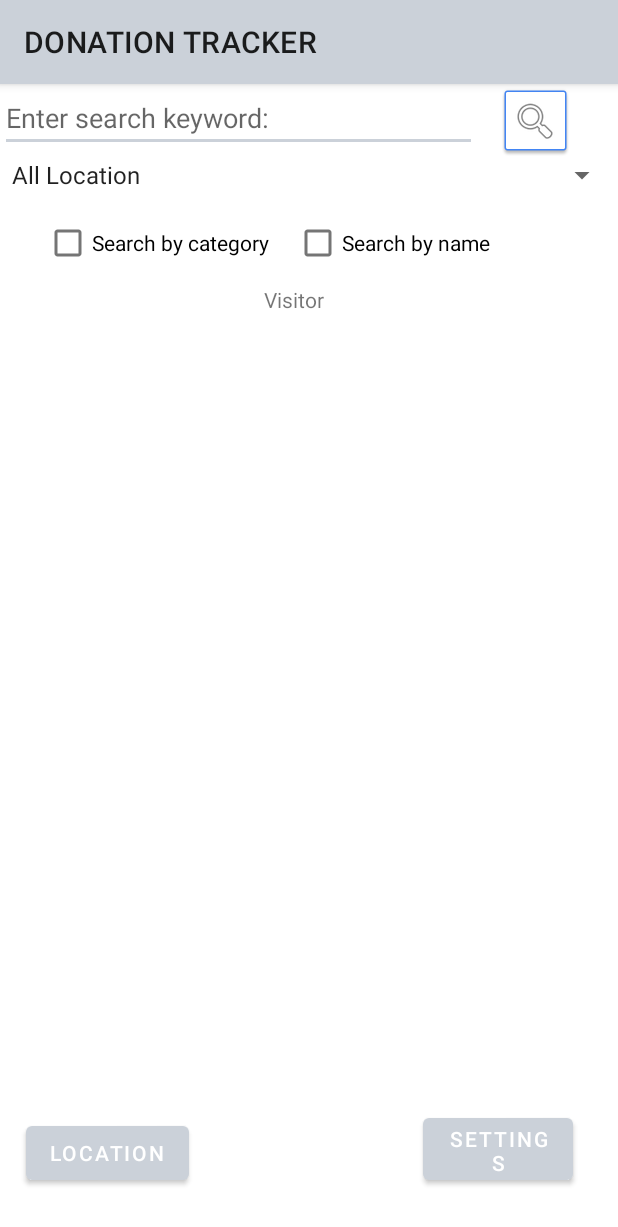
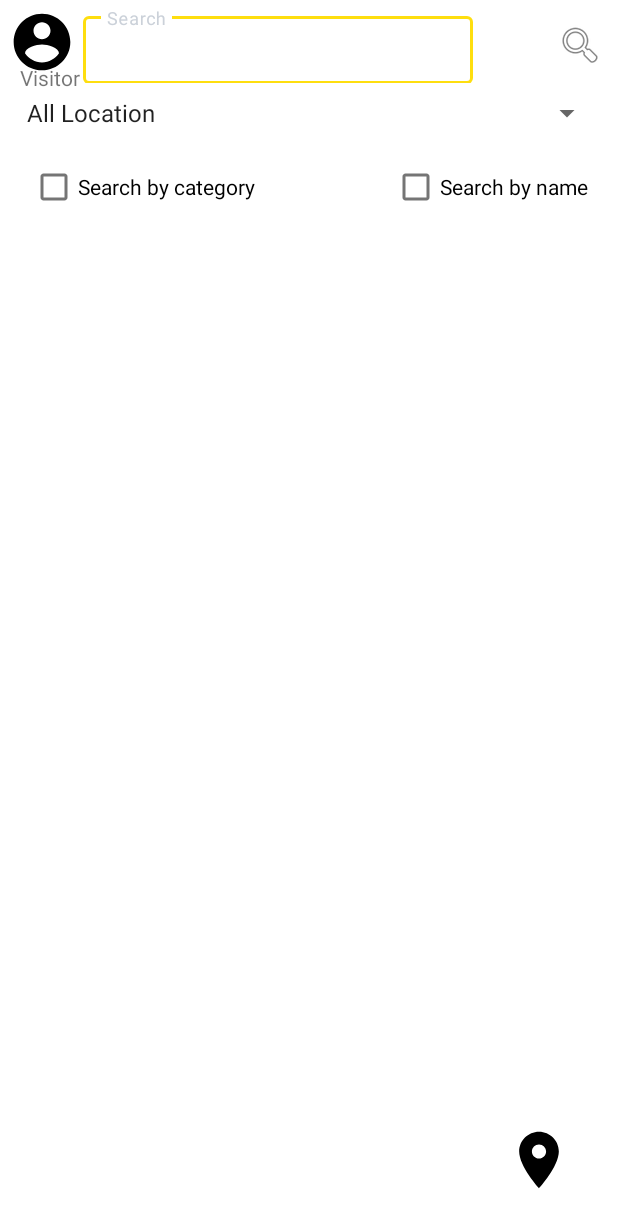
Before and after one commit to CS2340-Fall2018-Team74/Donation-Tracker, an Android app: the DashboardActivity screen opened directly, with no data from a screen before it, on a phone screen of 412 x 824 dp. Shown: the top 1227 px of the screen. Run offline under Robolectric (Android 15) with nearby library versions, the phone set to English and light mode, and no system bars; our stand-ins replace Firebase (no records; nobody signed in at launch, a user with empty details on screens opened directly).

Commit message:
mai doing mais part

```diff
--- a/app/src/main/AndroidManifest.xml
+++ b/app/src/main/AndroidManifest.xml
@@ -34,7 +34,8 @@
             android:name=".controller.SignOutActivity"
             android:noHistory="true"
             android:theme="@style/NoTitle" />
-        <activity android:name=".controller.DashboardActivity" />
+        <activity android:name=".controller.DashboardActivity"
+            android:theme="@style/NoTitle" />
         <activity
             android:name=".controller.SignUpActivity"
             android:noHistory="true"
--- a/app/src/main/java/edu/gatech/donationtracker/controller/DashboardActivity.java
+++ b/app/src/main/java/edu/gatech/donationtracker/controller/DashboardActivity.java
@@ -1,6 +1,7 @@
 package edu.gatech.donationtracker.controller;
 
 import android.content.Intent;
+import android.support.design.widget.TextInputEditText;
 import android.support.v7.app.AppCompatActivity;
 import android.os.Bundle;
 import android.view.View;
@@ -38,13 +39,13 @@ public class DashboardActivity extends AppCompatActivity {
 
         //Set up search
         ImageButton searchButton = findViewById(R.id.search_item_button);
-        final EditText searchField = findViewById(R.id.search_item);
+        final TextInputEditText searchField = findViewById(R.id.search_item);
         final CheckBox categoryChecker = findViewById(R.id.search_item_category);
         final CheckBox nameChecker = findViewById(R.id.search_item_name);
 
-        Button buttonSettings = findViewById(R.id.button_settings_DB);
+        ImageButton buttonSettings = findViewById(R.id.button_settings_DB);
 
-        Button location = findViewById(R.id.location);
+        ImageButton location = findViewById(R.id.location);
 
         //display current user type
         TextView accountType = (TextView) findViewById(R.id.dashboard_account_type);
--- /dev/null
+++ b/app/src/main/res/drawable/ic_location_on_black_24dp.xml
@@ -0,0 +1,9 @@
+<vector xmlns:android="http://schemas.android.com/apk/res/android"
+        android:width="24dp"
+        android:height="24dp"
+        android:viewportWidth="24.0"
+        android:viewportHeight="24.0">
+    <path
+        android:fillColor="#FF000000"
+        android:pathData="M12,2C8.13,2 5,5.13 5,9c0,5.25 7,13 7,13s7,-7.75 7,-13c0,-3.87 -3.13,-7 -7,-7zM12,11.5c-1.38,0 -2.5,-1.12 -2.5,-2.5s1.12,-2.5 2.5,-2.5 2.5,1.12 2.5,2.5 -1.12,2.5 -2.5,2.5z"/>
+</vector>
--- a/app/src/main/res/layout/activity_dashboard.xml
+++ b/app/src/main/res/layout/activity_dashboard.xml
@@ -8,76 +8,106 @@
     android:visibility="visible"
     tools:context=".controller.DashboardActivity">
 
-    <EditText
-        android:id="@+id/search_item"
-        android:layout_width="318dp"
-        android:layout_height="wrap_content"
-        android:hint="@string/enter_keyword" />
+    <android.support.design.widget.TextInputLayout
+        android:id="@+id/search_bar"
+        style="@style/textBox"
+        android:layout_width="260dp"
+        android:layout_height="50dp"
+        android:layout_marginStart="55dp"
+        android:layout_marginTop="5dp"
+        android:layout_marginEnd="30dp">
+        <android.support.design.widget.TextInputEditText
+            android:id="@+id/search_item"
+            android:layout_width="match_parent"
+            android:layout_height="45dp"
+            android:hint="@string/enter_keyword"
+            android:inputType="text" />
+    </android.support.design.widget.TextInputLayout>
 
-    <Button
+    <ImageButton
         android:id="@+id/button_settings_DB"
-        android:layout_width="100dp"
-        android:layout_height="53dp"
+        android:layout_width="45dp"
+        android:layout_height="45dp"
         android:layout_alignParentStart="true"
+        android:layout_alignParentTop="true"
+        android:layout_marginStart="5dp"
+        android:layout_marginTop="5dp"
+        android:background="@android:color/transparent"
+        android:scaleType="fitCenter"
+        app:srcCompat="@drawable/ic_account_circle_black_24dp" />
+
+    <ImageButton
+        android:id="@+id/location"
+        android:layout_width="45dp"
+        android:layout_height="45dp"
+        android:layout_alignParentEnd="true"
         android:layout_alignParentBottom="true"
-        android:layout_marginStart="282dp"
-        android:layout_marginBottom="31dp"
-        android:text="@string/settings"
-        android:visibility="visible" />
-
-    <Button
-        android:id="@+id/location"
-        android:layout_width="wrap_content"
-        android:layout_height="wrap_content"
-        android:layout_alignBottom="@+id/button_settings_DB"
-        android:layout_alignParentStart="true"
-        android:layout_marginStart="17dp"
-        android:text="@string/location" />
+        android:layout_marginEnd="30dp"
+        android:layout_marginBottom="28dp"
+        android:background="@android:color/transparent"
+        android:scaleType="fitCenter"
+        app:srcCompat="@drawable/ic_location_on_black_24dp" />
+    <!--<Button-->
+        <!--android:id="@+id/location"-->
+        <!--android:layout_width="wrap_content"-->
+        <!--android:layout_height="wrap_content"-->
+        <!--android:layout_alignParentStart="true"-->
+        <!--android:layout_alignParentBottom="true"-->
+        <!--android:layout_marginStart="16dp"-->
+        <!--android:layout_marginBottom="13dp"-->
+        <!--android:text="@string/location" />-->
 
     <TextView
         android:id="@+id/dashboard_account_type"
         android:layout_width="wrap_content"
         android:layout_height="wrap_content"
+        android:layout_alignParentStart="true"
         android:layout_alignParentTop="true"
-        android:layout_alignParentEnd="true"
-        android:layout_marginTop="134dp"
-        android:layout_marginEnd="196dp"
+        android:layout_marginStart="13dp"
+        android:layout_marginTop="42dp"
         android:text="@string/user" />
 
     <CheckBox
         android:id="@+id/search_item_category"
         android:layout_width="wrap_content"
         android:layout_height="wrap_content"
+        android:layout_below="@+id/search_location_spinner"
         android:layout_alignParentStart="true"
-        android:layout_alignParentTop="true"
-        android:layout_marginStart="29dp"
-        android:layout_marginTop="82dp"
+        android:layout_marginStart="20dp"
+        android:layout_marginTop="5dp"
         android:text="@string/category" />
 
     <CheckBox
         android:id="@+id/search_item_name"
         android:layout_width="wrap_content"
         android:layout_height="wrap_content"
-        android:layout_alignTop="@+id/search_item_category"
+        android:layout_below="@+id/search_location_spinner"
         android:layout_alignParentEnd="true"
-        android:layout_marginEnd="85dp"
+        android:layout_marginTop="5dp"
+        android:layout_marginEnd="20dp"
         android:text="@string/name" />
 
     <ImageButton
         android:id="@+id/search_item_button"
-        android:layout_width="wrap_content"
-        android:layout_height="wrap_content"
-        android:layout_alignEnd="@+id/button_settings_DB"
+        android:layout_width="40dp"
+        android:layout_height="40dp"
         android:layout_alignParentTop="true"
-        android:background="@drawable/common_google_signin_btn_icon_dark_normal_background"
-        app:srcCompat="@android:drawable/ic_menu_search"
-        android:contentDescription="@string/todo" />
+        android:layout_alignParentEnd="true"
+        android:layout_marginTop="10dp"
+        android:layout_marginEnd="5dp"
+        android:background="@android:color/transparent"
+        android:contentDescription="@string/todo"
+        app:srcCompat="@android:drawable/ic_menu_search" />
 
     <Spinner
         android:id="@+id/search_location_spinner"
-        android:layout_width="match_parent"
-        android:layout_height="wrap_content"
+        android:layout_width="330dp"
+        android:layout_height="40dp"
         android:layout_below="@+id/search_item_button"
-        android:layout_alignParentStart="true" />
+        android:layout_alignParentStart="true"
+        android:layout_alignParentEnd="true"
+        android:layout_marginStart="10dp"
+        android:layout_marginTop="5dp"
+        android:layout_marginEnd="10dp" />
 
 </RelativeLayout>
--- a/app/src/main/res/values/strings.xml
+++ b/app/src/main/res/values/strings.xml
@@ -51,7 +51,7 @@
     <string name="your_url">Your URL</string>
     <string name="name">Search by name</string>
     <string name="category">Search by category</string>
-    <string name="enter_keyword">Enter search keyword:</string>
+    <string name="enter_keyword">Search</string>
 
     <!--Strings related to location list-->
     <string name="location_list_name">Location name</string>
```
Also changed, not shown: app/src/main/res/layout/activity_location_list.xml (+8 -4 lines), app/src/main/res/layout/location_detail.xml (+32 -20 lines).
